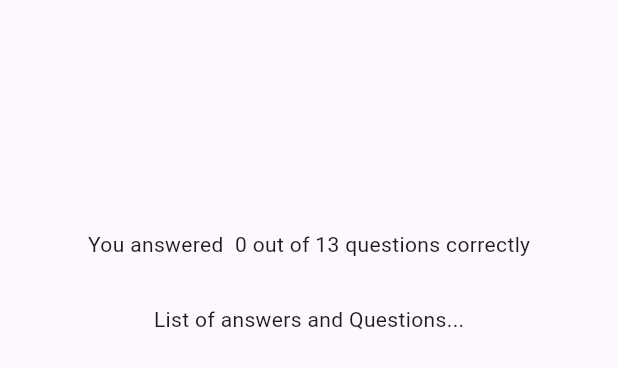
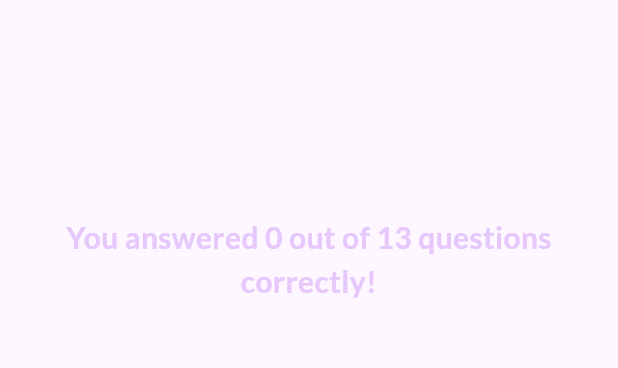
Before and after one commit to niloymamun/quiz_app, a Flutter app: the ResultsScreen widget shown alone on an empty page, opened directly with empty values, on a phone screen of 412 x 824 dp. Shown: the top 368 px of the screen. Run offline on Flutter 3.47's test engine with Material 3 defaults, Android fonts, the phone set to English and light mode, and no system bars; our stand-ins replace google_fonts.

```diff
--- a/lib/results_screen.dart
+++ b/lib/results_screen.dart
@@ -1,4 +1,5 @@
 import 'package:flutter/material.dart';
+import 'package:google_fonts/google_fonts.dart';
 import 'package:quiz/data/questions.dart';
 import 'package:quiz/questions_summary.dart';
 
@@ -41,11 +42,16 @@ class ResultsScreen extends StatelessWidget {
           mainAxisAlignment: MainAxisAlignment.center,
           children: [
             Text(
-              'You answered  $numCorrectQuestions out of $numTotalQuestions questions correctly',
+              'You answered $numCorrectQuestions out of $numTotalQuestions questions correctly!',
+              style: GoogleFonts.lato(
+                color: const Color.fromARGB(255, 230, 200, 253),
+                fontSize: 20,
+                fontWeight: FontWeight.bold,
+              ),
+              textAlign: TextAlign.center,
             ),
             SizedBox(height: 30),
 
-            Text('List of answers and Questions...'),
             QuestionsSummary(summaryData: summaryData),
 
             // Restart Quiz
```
Also changed, not shown: lib/question_identifier.dart (added, +32 -0 lines), lib/summary_item.dart (+10 -3 lines).
